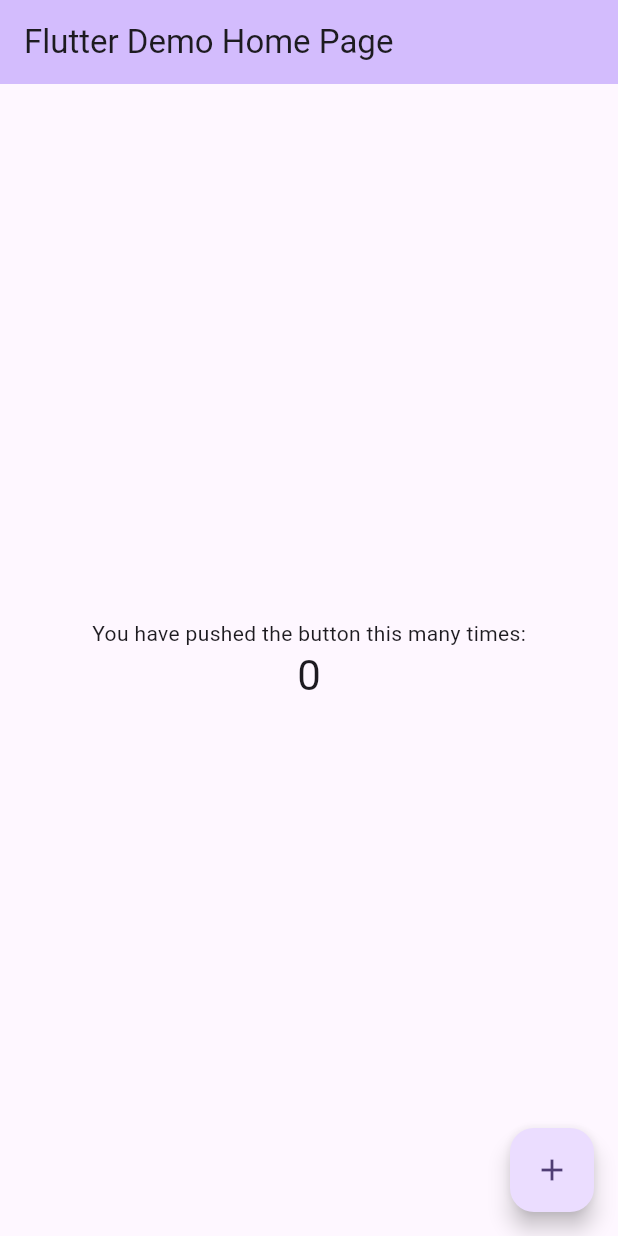
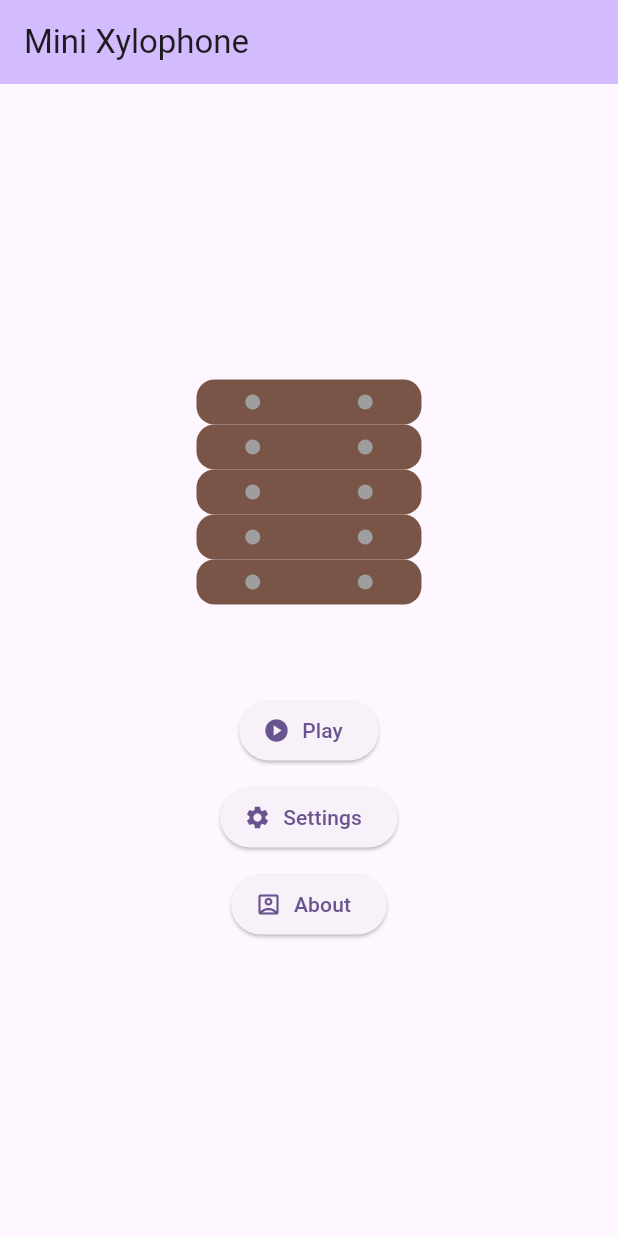
Before and after one commit to Cactus-ar/mini_xylophone, a Flutter app: the screen it shows after launch, on a phone screen of 412 x 824 dp. Run offline on Flutter 3.47's test engine with Material 3 defaults, Android fonts, the phone set to English and light mode, and no system bars.

Commit message:
inicial + primer mock

```diff
--- a/lib/main.dart
+++ b/lib/main.dart
@@ -1,4 +1,8 @@
+import 'dart:math';
 import 'package:flutter/material.dart';
+import 'game_about.dart';
+import 'game_play.dart';
+import 'game_settings.dart';
 
 void main() {
   runApp(const MyApp());
@@ -11,115 +15,154 @@
   @override
   Widget build(BuildContext context) {
     return MaterialApp(
-      title: 'Flutter Demo',
+      title: 'Mini Xylophone',
       theme: ThemeData(
-        // This is the theme of your application.
-        //
-        // TRY THIS: Try running your application with "flutter run". You'll see
-        // the application has a purple toolbar. Then, without quitting the app,
-        // try changing the seedColor in the colorScheme below to Colors.green
-        // and then invoke "hot reload" (save your changes or press the "hot
-        // reload" button in a Flutter-supported IDE, or press "r" if you used
-        // the command line to start the app).
-        //
-        // Notice that the counter didn't reset back to zero; the application
-        // state is not lost during the reload. To reset the state, use hot
-        // restart instead.
-        //
-        // This works for code too, not just values: Most code changes can be
-        // tested with just a hot reload.
         colorScheme: ColorScheme.fromSeed(seedColor: Colors.deepPurple),
         useMaterial3: true,
       ),
-      home: const MyHomePage(title: 'Flutter Demo Home Page'),
+      home: const MyHomePage(title: 'Mini Xylophone'),
     );
   }
 }
 
 class MyHomePage extends StatefulWidget {
   const MyHomePage({super.key, required this.title});
-
-  // This widget is the home page of your application. It is stateful, meaning
-  // that it has a State object (defined below) that contains fields that affect
-  // how it looks.
-
-  // This class is the configuration for the state. It holds the values (in this
-  // case the title) provided by the parent (in this case the App widget) and
-  // used by the build method of the State. Fields in a Widget subclass are
-  // always marked "final".
-
   final String title;
 
   @override
   State<MyHomePage> createState() => _MyHomePageState();
 }
 
-class _MyHomePageState extends State<MyHomePage> {
-  int _counter = 0;
+class TeclaPreview extends StatefulWidget {
+  const TeclaPreview({super.key});
 
-  void _incrementCounter() {
-    setState(() {
-      // This call to setState tells the Flutter framework that something has
-      // changed in this State, which causes it to rerun the build method below
-      // so that the display can reflect the updated values. If we changed
-      // _counter without calling setState(), then the build method would not be
-      // called again, and so nothing would appear to happen.
-      _counter++;
-    });
+  @override
+  State<StatefulWidget> createState() => _TeclaPreview();
+
+}
+
+class _TeclaPreview extends State<TeclaPreview>{
+  @override
+  void initState(){
+    super.initState();
   }
 
   @override
+  Widget build(BuildContext context){
+    return SizedBox(
+      width: 150.0,
+      height: 30.0,
+      child: DecoratedBox(
+        child: Row(
+          mainAxisAlignment: MainAxisAlignment.spaceAround,
+          children: [
+            Padding(
+              padding: const EdgeInsets.all(8.0),
+              child: Container(
+                width: 10,
+                  height: 10,
+                  decoration: BoxDecoration(
+                    color: Colors.grey,
+                    shape: BoxShape.circle
+                  ),
+              ),
+            ),
+            Padding(
+              padding: const EdgeInsets.all(8.0),
+              child: Container(
+                width: 10,
+                height: 10,
+                decoration: BoxDecoration(
+                    color: Colors.grey,
+                    shape: BoxShape.circle
+                ),
+              ),
+            )
+          ],
+        ),
+        decoration: BoxDecoration(
+            color: Colors.primaries[Random().nextInt(Colors.primaries.length)],
+          borderRadius: BorderRadius.circular(12),
+        ),
+      ),
+    );
+  }
+
+}
+
+//color: Colors.primaries[Random().nextInt(Colors.primaries.length)],
+
+
+class _MyHomePageState extends State<MyHomePage> {
+
+  @override
+  void initState(){
+    super.initState();
+  }
+
+
+  @override
   Widget build(BuildContext context) {
-    // This method is rerun every time setState is called, for instance as done
-    // by the _incrementCounter method above.
-    //
-    // The Flutter framework has been optimized to make rerunning build methods
-    // fast, so that you can just rebuild anything that needs updating rather
-    // than having to individually change instances of widgets.
     return Scaffold(
       appBar: AppBar(
-        // TRY THIS: Try changing the color here to a specific color (to
-        // Colors.amber, perhaps?) and trigger a hot reload to see the AppBar
-        // change color while the other colors stay the same.
         backgroundColor: Theme.of(context).colorScheme.inversePrimary,
-        // Here we take the value from the MyHomePage object that was created by
-        // the App.build method, and use it to set our appbar title.
         title: Text(widget.title),
       ),
       body: Center(
-        // Center is a layout widget. It takes a single child and positions it
-        // in the middle of the parent.
         child: Column(
-          // Column is also a layout widget. It takes a list of children and
-          // arranges them vertically. By default, it sizes itself to fit its
-          // children horizontally, and tries to be as tall as its parent.
-          //
-          // Column has various properties to control how it sizes itself and
-          // how it positions its children. Here we use mainAxisAlignment to
-          // center the children vertically; the main axis here is the vertical
-          // axis because Columns are vertical (the cross axis would be
-          // horizontal).
-          //
-          // TRY THIS: Invoke "debug painting" (choose the "Toggle Debug Paint"
-          // action in the IDE, or press "p" in the console), to see the
-          // wireframe for each widget.
           mainAxisAlignment: MainAxisAlignment.center,
           children: <Widget>[
-            const Text(
-              'You have pushed the button this many times:',
+            const SizedBox(
+              width: 150.0,
+              height: 200.0,
+                child: Column(
+                  children: [
+                    TeclaPreview(),
+                    TeclaPreview(),
+                    TeclaPreview(),
+                    TeclaPreview(),
+                    TeclaPreview(),
+                  ],
+                ),
             ),
-            Text(
-              '$_counter',
-              style: Theme.of(context).textTheme.headlineMedium,
+            Padding(
+                padding: const EdgeInsets.fromLTRB(0, 10, 0, 0),
+                child: ElevatedButton.icon(
+                  onPressed: () {
+                    Navigator.of(context).push(
+                      MaterialPageRoute(builder: (context) => const GameEstado(titulo: 'Game',)),
+                    );
+                  },
+                  label: const Text('Play'),
+                  icon: const Icon(Icons.play_circle),
+                )),
+            Padding(
+              padding: const EdgeInsets.fromLTRB(0, 10, 0, 0),
+              child: ElevatedButton.icon(
+                onPressed: () {
+                  Navigator.of(context).push(
+                    MaterialPageRoute(builder: (context) => const GameSettings(title: 'Settings',)),
+                  );
+                },
+                label: const Text('Settings'),
+                icon: const Icon(Icons.settings),
+              ),
+            ),
+            Padding(
+              padding: const EdgeInsets.fromLTRB(0, 10, 0, 0),
+              child: ElevatedButton.icon(
+                onPressed: () {
+                  Navigator.of(context).push(
+                    MaterialPageRoute(builder: (context) => const GameAbout(title: 'About',)),
+                  );
+                },
+                label: const Text('About'),
+                icon: const Icon(Icons.account_box_outlined),
+              ),
             ),
           ],
         ),
       ),
-      floatingActionButton: FloatingActionButton(
-        onPressed: _incrementCounter,
-        tooltip: 'Increment',
-        child: const Icon(Icons.add),
-      ), // This trailing comma makes auto-formatting nicer for build methods.
     );
   }
 }
--- a/pubspec.yaml
+++ b/pubspec.yaml
@@ -62,7 +62,9 @@ flutter:
   # assets:
   #   - images/a_dot_burr.jpeg
   #   - images/a_dot_ham.jpeg
-
+assets:
+  - images/
+  - sounds/
   # An image asset can refer to one or more resolution-specific "variants", see
   # https://flutter.dev/assets-and-images/#resolution-aware
 
```
Also changed, not shown: lib/game_about.dart (added, +32 -0 lines), lib/game_play.dart (added, +31 -0 lines), lib/game_settings.dart (added, +51 -0 lines), 1 other file.
